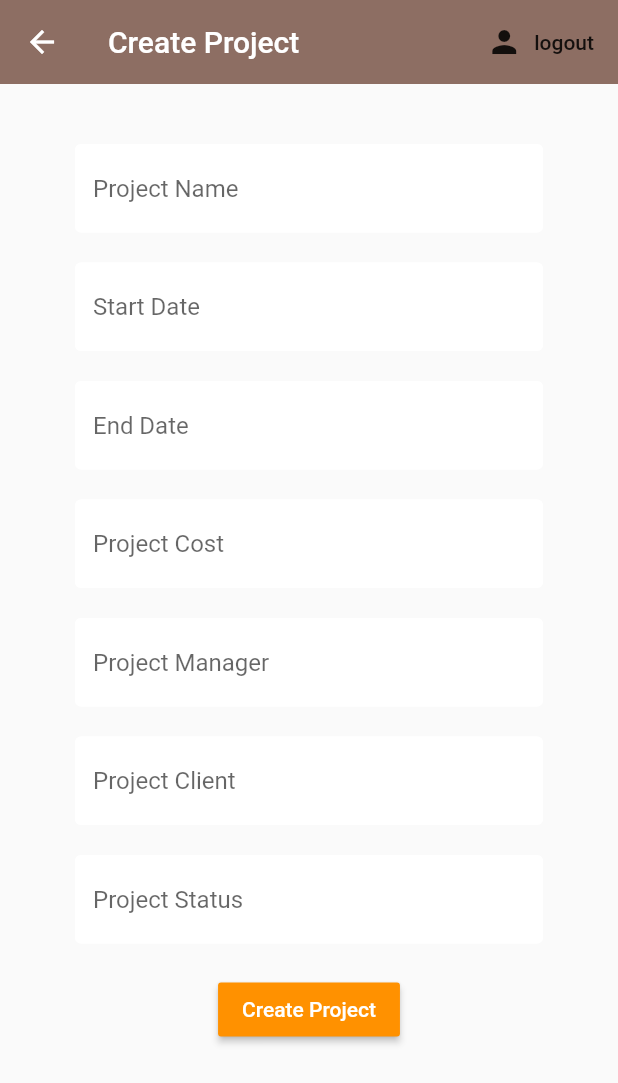
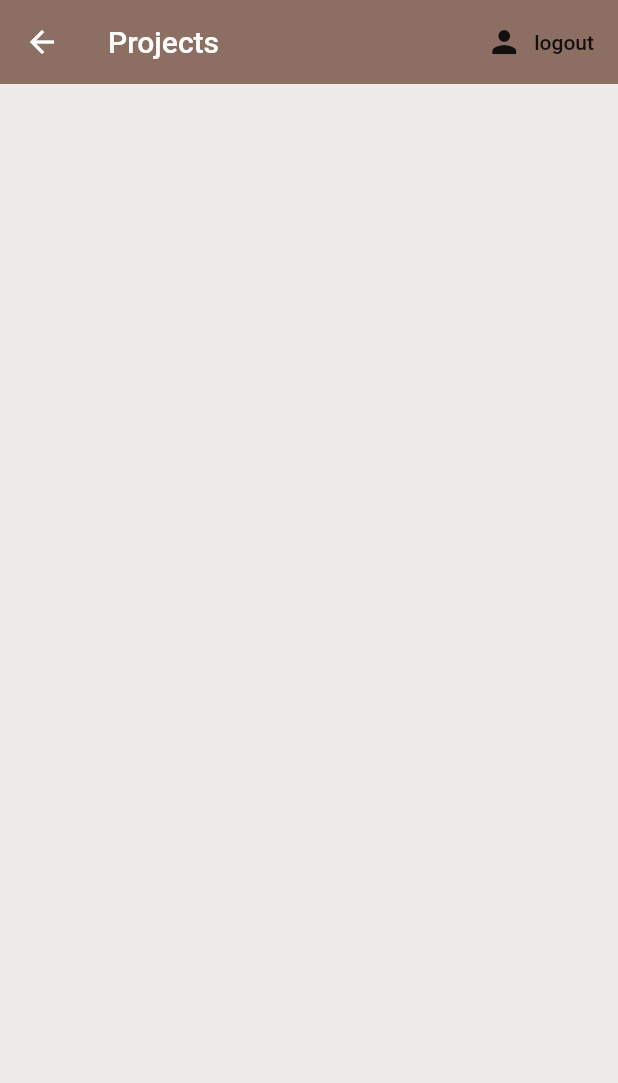
Before and after one commit to Dhaneja/Horizon-ProjectManagement, a Flutter app: the screen it shows once a user with an empty profile is signed in, after a tap on "Projects", on a phone screen of 412 x 824 dp. Shown: the top 1083 px of the screen. Run offline on Flutter 3.47's test engine with Material 2 defaults, Android fonts, the phone set to English and light mode, and no system bars; our stand-ins replace cloud_firestore, firebase_auth, firebase_core, flutter_spinkit; accounts and stored records are empty.

Commit message:
Project List View Completed

```diff
--- a/lib/services/database.dart
+++ b/lib/services/database.dart
@@ -20,20 +20,6 @@ class DatabaseService {
 
   }
 
-  //project list from snapshot
-  List<Project> _projectlistFromSnapshot(QuerySnapshot snapshot){
-    return snapshot.docs.map((doc){
-      return Project(
-        projectName: doc.data()['projectName'] ?? '',
-        startDate: doc.data()['startDate'] ?? '',
-        endDate: doc.data()['endDate'] ?? '',
-        projectCost: doc.data()['projectCost'] ?? '',
-        projectManager: doc.data()['projectManager'] ?? '',
-        projectClient: doc.data()['projectClient'] ?? '',
-        projectStatus: doc.data()['projectStatus'] ?? ''
-      );
-    });
-  }
 
   //get user stream
   Stream<QuerySnapshot> get horizonUsers {
--- a/lib/services/database_project.dart
+++ b/lib/services/database_project.dart
@@ -1,5 +1,6 @@
 
 import 'package:cloud_firestore/cloud_firestore.dart';
+import 'package:horizon/model/project.dart';
 
 class ProjectDatabaseService{
 
@@ -17,7 +18,28 @@ class ProjectDatabaseService{
       'projectStatus' : projectStatus,
     });
 
+  }
 
 
+  //project list from snapshot
+  List<Project> _projectListFromSnapshot(QuerySnapshot snapshot){
+    return snapshot.docs.map((doc){
+      return Project(
+          projectName: doc.data()['projectName'] ?? '',
+          startDate: doc.data()['startDate'] ?? '',
+          endDate: doc.data()['endDate'] ?? '',
+          projectCost: doc.data()['projectCost'] ?? '',
+          projectManager: doc.data()['projectManager'] ?? '',
+          projectClient: doc.data()['projectClient'] ?? '',
+          projectStatus: doc.data()['projectStatus'] ?? ''
+      );
+    }).toList();
   }
+
+  //get employees stream
+  Stream<List<Project>> get projects {
+    return projectCollection.snapshots()
+        .map(_projectListFromSnapshot);
+  }
+
 }
--- a/lib/views/home/admin_home.dart
+++ b/lib/views/home/admin_home.dart
@@ -3,7 +3,7 @@ import 'package:flutter/material.dart';
 import 'package:horizon/services/authservice.dart';
 import 'package:horizon/services/database.dart';
 import 'package:provider/provider.dart';
-import 'employee_list.dart';
+import '../employee/employee_list.dart';
 
 class Home extends StatelessWidget {
 
--- a/lib/views/home/home.dart
+++ b/lib/views/home/home.dart
@@ -1,5 +1,6 @@
 import 'package:flutter/material.dart';
 import 'package:horizon/services/authservice.dart';
+import 'package:horizon/views/project/project_home.dart';
 import '../project/project_add.dart';
 
 class Home extends StatelessWidget {
@@ -41,7 +42,7 @@ class Home extends StatelessWidget {
                     ),
                     onPressed: () {
                       Navigator.push(context,
-                          MaterialPageRoute(builder: (context) => ProjectAdd())
+                          MaterialPageRoute(builder: (context) => ProjectHome())
                       );
                     }
                 ),
--- /dev/null
+++ b/lib/views/project/project_home.dart
@@ -0,0 +1,37 @@
+import 'package:cloud_firestore/cloud_firestore.dart';
+import 'package:flutter/material.dart';
+import 'package:horizon/model/project.dart';
+import 'package:horizon/services/authservice.dart';
+import 'package:horizon/services/database_project.dart';
+import 'package:horizon/views/project/project_list.dart';
+import 'package:provider/provider.dart';
+
+class ProjectHome extends StatelessWidget {
+
+  final AuthService _authService = AuthService();
+
+  @override
+  Widget build(BuildContext context) {
+    return StreamProvider<List<Project>>.value(
+      value: ProjectDatabaseService().projects,
+      child: Scaffold(
+        backgroundColor: Colors.brown[50],
+        appBar: AppBar(
+          title: Text('Projects'),
+          backgroundColor: Colors.brown[400],
+          elevation: 0.0,
+          actions: <Widget>[
+          FlatButton.icon(
+            icon: Icon(Icons.person),
+            label: Text('logout'),
+            onPressed: () async {
+              await _authService.signOut();
+          }
+        ),
+       ]
+      ),
+        body: ProjectList(),
+    )
+   );
+  }
+}
--- /dev/null
+++ b/lib/views/project/project_list.dart
@@ -0,0 +1,24 @@
+import 'package:cloud_firestore/cloud_firestore.dart';
+import 'package:flutter/material.dart';
+import 'package:horizon/model/project.dart';
+import 'package:horizon/views/project/project_tile.dart';
+import 'package:provider/provider.dart';
+
+class ProjectList extends StatefulWidget {
+  @override
+  _ProjectListState createState() => _ProjectListState();
+}
+
+class _ProjectListState extends State<ProjectList> {
+  @override
+  Widget build(BuildContext context) {
+
+    final horizonProjects = Provider.of<List<Project>>(context);
+
+    return ListView.builder(
+      itemBuilder: (context, index){
+        return ProjectTile(project: horizonProjects[index]);
+      },
+      itemCount: horizonProjects.length,);
+  }
+}
```
Also changed, not shown: lib/views/project/project_tile.dart (added, +27 -0 lines), lib/views/employee/employee_list.dart (renamed from lib/views/home/employee_list.dart).
